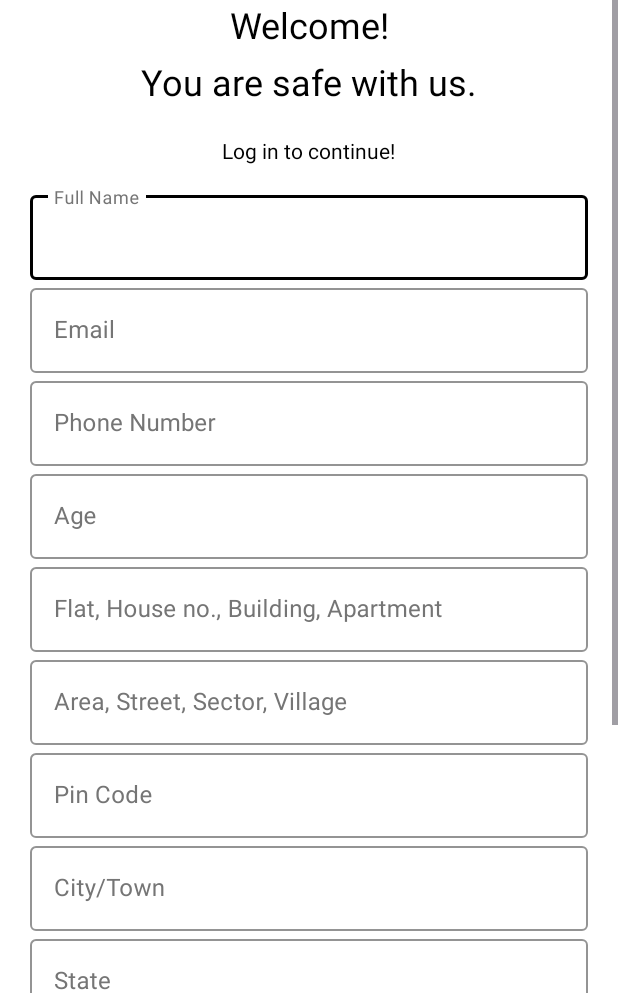
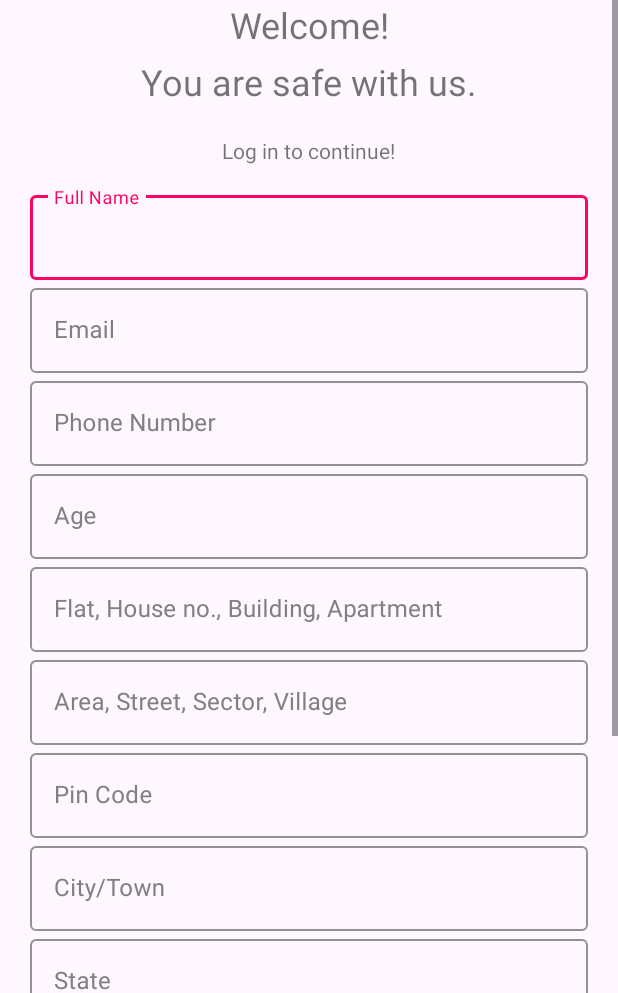
Before and after one commit to vivek-344/Suraksha, an Android app: the SignUpActivity screen opened directly, with no data from a screen before it, on a phone screen of 412 x 824 dp, the part 243-1236 px from its top. Run offline under Robolectric (Android 15) with nearby library versions, the phone set to English and light mode, and no system bars.

Commit message:
Login and Signup done

```diff
--- a/app/src/main/res/layout/activity_sign_up.xml
+++ b/app/src/main/res/layout/activity_sign_up.xml
@@ -5,8 +5,7 @@
     android:layout_width="match_parent"
     android:layout_height="match_parent"
     tools:context=".userlogin.SignUpActivity"
-    android:orientation="vertical"
-    android:background="#fff">
+    android:orientation="vertical">
 
     <LinearLayout
         android:layout_width="match_parent"
@@ -36,7 +35,6 @@
             android:lineSpacingExtra="10dp"
             android:text="@string/welcome"
             android:textAlignment="center"
-            android:textColor="@color/black"
             android:textSize="24sp"
             tools:ignore="TextSizeCheck" />
 
@@ -53,24 +51,21 @@
                 android:layout_height="34dp"
                 android:layout_gravity="center"
                 android:text="@string/log_in_to_continue"
-                android:textColor="@color/black"
                 android:textSize="14sp" />
 
             <com.google.android.material.textfield.TextInputLayout
                 android:layout_width="match_parent"
                 android:layout_height="wrap_content"
                 android:hint="@string/full_name"
-                app:hintTextColor="#757575"
-                android:textColorHint="#757575"
-                app:boxStrokeColor="@color/black"
+                app:hintTextColor="#FF0066"
+                android:textColorHint="#808080"
+                app:boxStrokeColor="@color/suraksha"
                 style="@style/Widget.MaterialComponents.TextInputLayout.OutlinedBox">
 
                 <com.google.android.material.textfield.TextInputEditText
                     android:layout_width="match_parent"
                     android:layout_height="wrap_content"
                     android:id="@+id/name"
-                    android:backgroundTint="@color/white"
-                    android:textColor="@color/black"
                     android:inputType="text"/>
 
             </com.google.android.material.textfield.TextInputLayout>
@@ -80,17 +75,15 @@
                 android:layout_width="match_parent"
                 android:layout_height="wrap_content"
                 android:hint="@string/email"
-                app:hintTextColor="#757575"
-                android:textColorHint="#757575"
-                app:boxStrokeColor="@color/black"
+                app:hintTextColor="#FF0066"
+                android:textColorHint="#808080"
+                app:boxStrokeColor="@color/suraksha"
                 style="@style/Widget.MaterialComponents.TextInputLayout.OutlinedBox">
 
                 <com.google.android.material.textfield.TextInputEditText
                     android:id="@+id/email"
                     android:layout_width="match_parent"
                     android:layout_height="wrap_content"
-                    android:backgroundTint="@color/white"
-                    android:textColor="@color/black"
                     android:inputType="textEmailAddress"/>
 
             </com.google.android.material.textfield.TextInputLayout>
@@ -99,17 +92,15 @@
                 android:layout_width="match_parent"
                 android:layout_height="wrap_content"
                 android:hint="@string/phone_number"
-                app:hintTextColor="#757575"
-                android:textColorHint="#757575"
-                app:boxStrokeColor="@color/black"
+                app:hintTextColor="#FF0066"
+                android:textColorHint="#808080"
+                app:boxStrokeColor="@color/suraksha"
                 style="@style/Widget.MaterialComponents.TextInputLayout.OutlinedBox">
 
                 <com.google.android.material.textfield.TextInputEditText
                     android:layout_width="match_parent"
                     android:layout_height="wrap_content"
-                    android:backgroundTint="@color/white"
                     android:id="@+id/phone_no"
-                    android:textColor="@color/black"
                     android:inputType="number"/>
 
             </com.google.android.material.textfield.TextInputLayout>
@@ -118,17 +109,15 @@
                 android:layout_width="match_parent"
                 android:layout_height="wrap_content"
                 android:hint="@string/age"
-                app:hintTextColor="#757575"
-                android:textColorHint="#757575"
-                app:boxStrokeColor="@color/black"
+                app:hintTextColor="#FF0066"
+                android:textColorHint="#808080"
+                app:boxStrokeColor="@color/suraksha"
                 style="@style/Widget.MaterialComponents.TextInputLayout.OutlinedBox">
 
                 <com.google.android.material.textfield.TextInputEditText
                     android:layout_width="match_parent"
                     android:layout_height="wrap_content"
                     android:id="@+id/age"
-                    android:backgroundTint="@color/white"
-                    android:textColor="@color/black"
                     android:inputType="number"/>
 
             </com.google.android.material.textfield.TextInputLayout>
@@ -137,17 +126,15 @@
                 android:layout_width="match_parent"
                 android:layout_height="wrap_content"
                 android:hint="@string/apartment"
-                app:hintTextColor="#757575"
-                android:textColorHint="#757575"
-                app:boxStrokeColor="@color/black"
+                app:hintTextColor="#FF0066"
+                android:textColorHint="#808080"
+                app:boxStrokeColor="@color/suraksha"
                 style="@style/Widget.MaterialComponents.TextInputLayout.OutlinedBox">
 
                 <com.google.android.material.textfield.TextInputEditText
                     android:layout_width="match_parent"
                     android:id="@+id/apartment"
                     android:layout_height="wrap_content"
-                    android:backgroundTint="@color/white"
-                    android:textColor="@color/black"
                     android:inputType="text"/>
 
             </com.google.android.material.textfield.TextInputLayout>
@@ -156,17 +143,15 @@
                 android:layout_width="match_parent"
                 android:layout_height="wrap_content"
                 android:hint="@string/area"
-                app:hintTextColor="#757575"
-                android:textColorHint="#757575"
-                app:boxStrokeColor="@color/black"
+                app:hintTextColor="#FF0066"
+                android:textColorHint="#808080"
+                app:boxStrokeColor="@color/suraksha"
                 style="@style/Widget.MaterialComponents.TextInputLayout.OutlinedBox">
 
                 <com.google.android.material.textfield.TextInputEditText
                     android:layout_width="match_parent"
                     android:id="@+id/area"
                     android:layout_height="wrap_content"
-                    android:backgroundTint="@color/white"
-                    android:textColor="@color/black"
                     android:inputType="text"/>
 
             </com.google.android.material.textfield.TextInputLayout>
@@ -175,17 +160,15 @@
                 android:layout_width="match_parent"
                 android:layout_height="wrap_content"
                 android:hint="@string/pin_code"
-                app:hintTextColor="#757575"
-                android:textColorHint="#757575"
-                app:boxStrokeColor="@color/black"
+                app:hintTextColor="#FF0066"
+                android:textColorHint="#808080"
+                app:boxStrokeColor="@color/suraksha"
                 style="@style/Widget.MaterialComponents.TextInputLayout.OutlinedBox">
 
                 <com.google.android.material.textfield.TextInputEditText
                     android:layout_width="match_parent"
                     android:id="@+id/pincode"
                     android:layout_height="wrap_content"
-                    android:backgroundTint="@color/white"
-                    android:textColor="@color/black"
                     android:inputType="number"/>
 
             </com.google.android.material.textfield.TextInputLayout>
@@ -194,17 +177,15 @@
                 android:layout_width="match_parent"
                 android:layout_height="wrap_content"
                 android:hint="@string/city"
-                app:hintTextColor="#757575"
-                android:textColorHint="#757575"
-                app:boxStrokeColor="@color/black"
+                app:hintTextColor="#FF0066"
+                android:textColorHint="#808080"
+                app:boxStrokeColor="@color/suraksha"
                 style="@style/Widget.MaterialComponents.TextInputLayout.OutlinedBox">
 
                 <com.google.android.material.textfield.TextInputEditText
                     android:id="@+id/city"
                     android:layout_width="match_parent"
                     android:layout_height="wrap_content"
-                    android:backgroundTint="@color/white"
-                    android:textColor="@color/black"
                     android:inputType="text"/>
 
             </com.google.android.material.textfield.TextInputLayout>
@@ -213,17 +194,15 @@
                 android:layout_width="match_parent"
                 android:layout_height="wrap_content"
                 android:hint="@string/state"
-                app:hintTextColor="#757575"
-                android:textColorHint="#757575"
-                app:boxStrokeColor="@color/black"
+                app:hintTextColor="#FF0066"
+                android:textColorHint="#808080"
+                app:boxStrokeColor="@color/suraksha"
                 style="@style/Widget.MaterialComponents.TextInputLayout.OutlinedBox">
 
                 <com.google.android.material.textfield.TextInputEditText
                     android:layout_width="match_parent"
                     android:id="@+id/state"
                     android:layout_height="wrap_content"
-                    android:backgroundTint="@color/white"
-                    android:textColor="@color/black"
                     android:inputType="text"/>
 
             </com.google.android.material.textfield.TextInputLayout>
@@ -232,19 +211,16 @@
                 android:layout_width="match_parent"
                 android:layout_height="wrap_content"
                 android:hint="@string/password"
-                app:hintTextColor="#757575"
-                android:textColorHint="#757575"
-                app:passwordToggleTint="@color/black"
+                app:hintTextColor="#FF0066"
+                android:textColorHint="#808080"
+                app:boxStrokeColor="@color/suraksha"
                 app:passwordToggleEnabled="true"
-                app:boxStrokeColor="@color/black"
                 style="@style/Widget.MaterialComponents.TextInputLayout.OutlinedBox">
 
                 <com.google.android.material.textfield.TextInputEditText
                     android:id="@+id/password"
                     android:layout_width="match_parent"
                     android:layout_height="wrap_content"
-                    android:backgroundTint="@color/white"
-                    android:textColor="@color/black"
                     android:inputType="textPassword"/>
 
             </com.google.android.material.textfield.TextInputLayout>
@@ -262,16 +238,29 @@
             android:textColor="@color/white"
             tools:ignore="UsingOnClickInXml" />
 
-        <Button
-            android:id="@+id/login_now"
+        <FrameLayout
             android:layout_width="match_parent"
-            android:layout_height="wrap_content"
-            android:background="#00000000"
-            android:textColor="@color/black"
-            android:onClick="alreadyUser"
-            android:text="@string/already_have_an_account_login"
-            android:layout_gravity="center"
-            android:elevation="0dp"
-            tools:ignore="UsingOnClickInXml" />
+            android:layout_height="wrap_content">
+
+            <Button
+                android:id="@+id/login_now"
+                android:layout_width="match_parent"
+                android:layout_height="36dp"
+                android:layout_gravity="center"
+                android:background="@android:color/transparent"
+                android:elevation="0dp"
+                android:onClick="signup"
+                tools:ignore="UsingOnClickInXml,VisualLintButtonSize,SpeakableTextPresentCheck,TouchTargetSizeCheck" />
+
+            <TextView
+                android:layout_width="wrap_content"
+                android:layout_height="wrap_content"
+                android:text="@string/already_have_an_account_login"
+                android:textSize="16sp"
+                android:layout_marginTop="8dp"
+                android:layout_gravity="top|center" />
+
+        </FrameLayout>
+
     </LinearLayout>
 </ScrollView>
```
Also changed, not shown: app/src/main/res/layout/activity_login.xml (+64 -41 lines).
